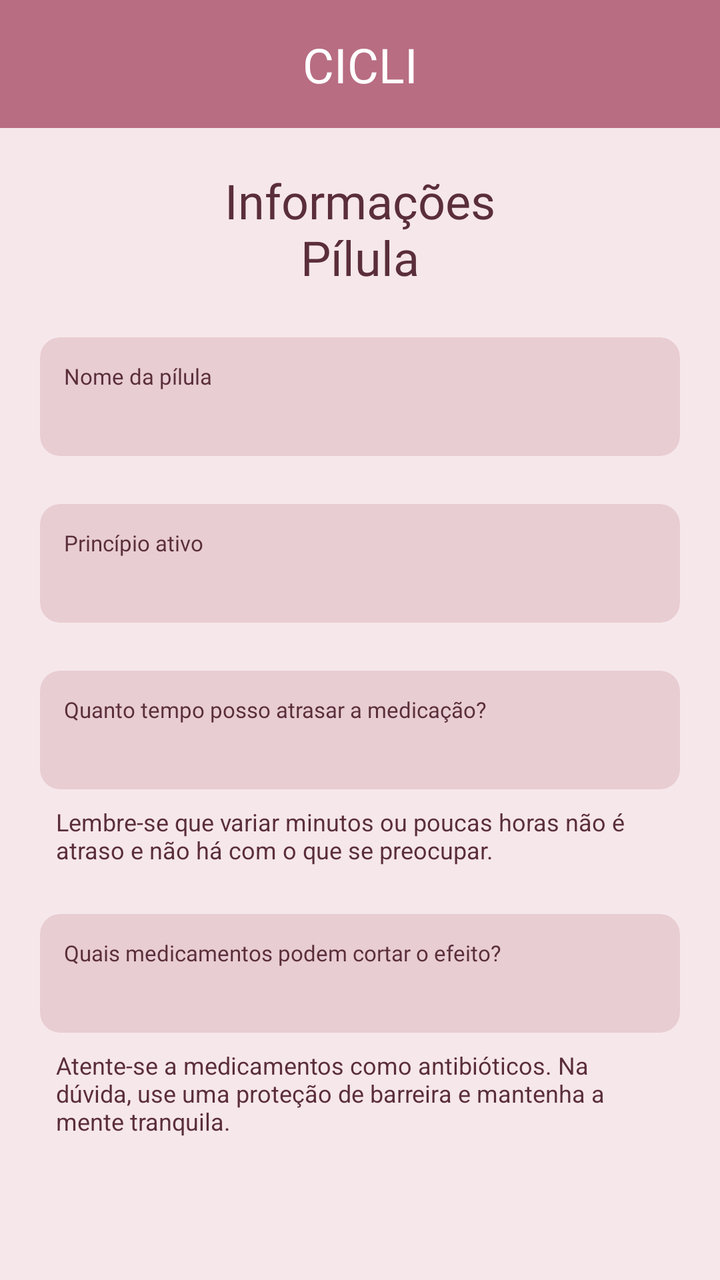
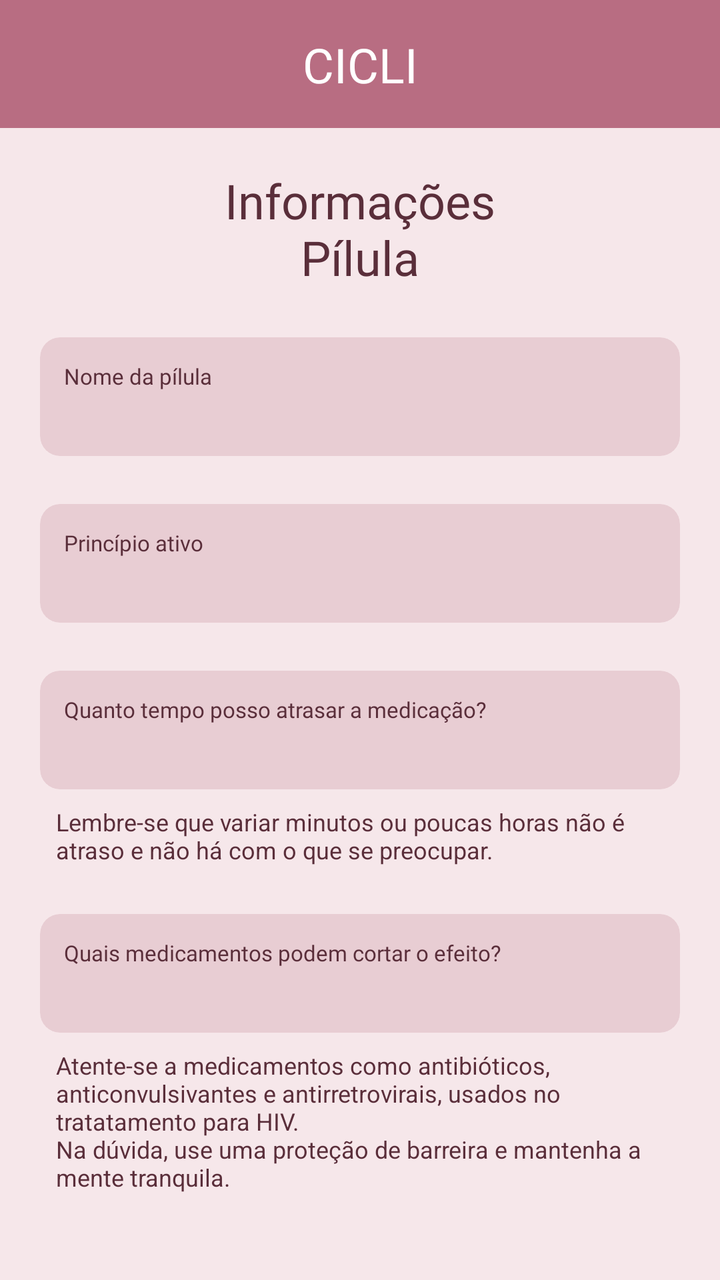

An Android layout rendered at two revisions. The XML below is the earlier revision; the diff shows what the commit changed to produce the second picture.
<!-- AndroidManifest.xml: application theme Theme.AplicativoCicli -->
<!-- res/layout/activity_infos_medicamentos.xml -->
<?xml version="1.0" encoding="utf-8"?>
<androidx.constraintlayout.widget.ConstraintLayout xmlns:android="http://schemas.android.com/apk/res/android"
    xmlns:app="http://schemas.android.com/apk/res-auto"
    android:layout_width="match_parent"
    android:layout_height="match_parent"
    android:background="#F6E7EA"
    android:fitsSystemWindows="true">

    <androidx.appcompat.widget.Toolbar
        android:id="@+id/toolbar"
        android:layout_width="0dp"
        android:layout_height="?attr/actionBarSize"
        android:background="#B86D82"
        android:theme="@style/ThemeOverlay.AppCompat.Dark.ActionBar"
        app:layout_constraintTop_toTopOf="parent"
        app:layout_constraintStart_toStartOf="parent"
        app:layout_constraintEnd_toEndOf="parent" />

    <TextView
        android:layout_width="wrap_content"
        android:layout_height="wrap_content"
        android:fontFamily="@font/silkscreen_bold"
        android:text="CICLI"
        android:textColor="#FFFFFF"
        android:textSize="24sp"
        app:layout_constraintTop_toTopOf="@id/toolbar"
        app:layout_constraintBottom_toBottomOf="@id/toolbar"
        app:layout_constraintStart_toStartOf="@id/toolbar"
        app:layout_constraintEnd_toEndOf="@id/toolbar" />

    <ScrollView
        android:layout_width="0dp"
        android:layout_height="0dp"
        app:layout_constraintTop_toBottomOf="@id/toolbar"
        app:layout_constraintBottom_toBottomOf="parent"
        app:layout_constraintStart_toStartOf="parent"
        app:layout_constraintEnd_toEndOf="parent">

        <LinearLayout
            android:layout_width="match_parent"
            android:layout_height="wrap_content"
            android:orientation="vertical"
            android:padding="20dp">

            <TextView
                android:layout_width="match_parent"
                android:layout_height="wrap_content"
                android:layout_marginBottom="24dp"
                android:fontFamily="@font/silkscreen_bold"
                android:gravity="center"
                android:text="Informações\nPílula"
                android:textColor="#5A2E3A"
                android:textSize="24sp" />

            
            <com.google.android.material.card.MaterialCardView
                android:layout_width="match_parent"
                android:layout_height="wrap_content"
                app:cardBackgroundColor="#E8CDD3"
                app:cardCornerRadius="10dp"
                app:cardElevation="0dp"
                app:strokeWidth="0dp">

                <LinearLayout
                    android:layout_width="match_parent"
                    android:layout_height="wrap_content"
                    android:orientation="vertical"
                    android:padding="12dp">

                    <TextView
                        android:layout_width="wrap_content"
                        android:layout_height="wrap_content"
                        android:fontFamily="@font/silkscreen_bold"
                        android:text="Nome da pílula"
                        android:textColor="#5A2E3A"
                        android:textSize="11sp" />

                    <TextView
                        android:id="@+id/txt_nome"
                        android:layout_width="wrap_content"
                        android:layout_height="wrap_content"
                        android:layout_marginTop="6dp"
                        android:fontFamily="@font/silkscreen_regular"
                        android:textColor="#5A2E3A"
                        android:textSize="11sp" />
                </LinearLayout>
            </com.google.android.material.card.MaterialCardView>

            
            <com.google.android.material.card.MaterialCardView
                android:layout_width="match_parent"
                android:layout_height="wrap_content"
                android:layout_marginTop="24dp"
                app:cardBackgroundColor="#E8CDD3"
                app:cardCornerRadius="10dp"
                app:cardElevation="0dp"
                app:strokeWidth="0dp">

                <LinearLayout
                    android:layout_width="match_parent"
                    android:layout_height="wrap_content"
                    android:orientation="vertical"
                    android:padding="12dp">

                    <TextView
                        android:layout_width="wrap_content"
                        android:layout_height="wrap_content"
                        android:fontFamily="@font/silkscreen_bold"
                        android:text="Princípio ativo"
                        android:textColor="#5A2E3A"
                        android:textSize="11sp" />

                    <TextView
                        android:id="@+id/txt_principio"
                        android:layout_width="wrap_content"
                        android:layout_height="wrap_content"
                        android:layout_marginTop="6dp"
                        android:fontFamily="@font/silkscreen_regular"
                        android:textColor="#5A2E3A"
                        android:textSize="11sp" />
                </LinearLayout>
            </com.google.android.material.card.MaterialCardView>

            
            <com.google.android.material.card.MaterialCardView
                android:layout_width="match_parent"
                android:layout_height="wrap_content"
                android:layout_marginTop="24dp"
                app:cardBackgroundColor="#E8CDD3"
                app:cardCornerRadius="10dp"
                app:cardElevation="0dp"
                app:strokeWidth="0dp">

                <LinearLayout
                    android:layout_width="match_parent"
                    android:layout_height="wrap_content"
                    android:orientation="vertical"
                    android:padding="12dp">

                    <TextView
                        android:layout_width="wrap_content"
                        android:layout_height="wrap_content"
                        android:fontFamily="@font/silkscreen_bold"
                        android:text="Quanto tempo posso atrasar a medicação?"
                        android:textColor="#5A2E3A"
                        android:textSize="11sp" />

                    <TextView
                        android:id="@+id/txt_atraso"
                        android:layout_width="wrap_content"
                        android:layout_height="wrap_content"
                        android:layout_marginTop="6dp"
                        android:fontFamily="@font/silkscreen_regular"
                        android:textColor="#5A2E3A"
                        android:textSize="11sp" />
                </LinearLayout>
            </com.google.android.material.card.MaterialCardView>

            <TextView
                android:layout_width="match_parent"
                android:layout_height="wrap_content"
                android:layout_marginTop="8dp"
                android:paddingHorizontal="8dp"
                android:fontFamily="sans-serif"
                android:text="Lembre-se que variar minutos ou poucas horas não é atraso e não há com o que se preocupar."
                android:textColor="#5A2E3A"
                android:textSize="12sp" />

            
            <com.google.android.material.card.MaterialCardView
                android:layout_width="match_parent"
                android:layout_height="wrap_content"
                android:layout_marginTop="24dp"
                app:cardBackgroundColor="#E8CDD3"
                app:cardCornerRadius="10dp"
                app:cardElevation="0dp"
                app:strokeWidth="0dp">

                <LinearLayout
                    android:layout_width="match_parent"
                    android:layout_height="wrap_content"
                    android:orientation="vertical"
                    android:padding="12dp">

                    <TextView
                        android:layout_width="wrap_content"
                        android:layout_height="wrap_content"
                        android:fontFamily="@font/silkscreen_bold"
                        android:text="Quais medicamentos podem cortar o efeito?"
                        android:textColor="#5A2E3A"
                        android:textSize="11sp" />

                    <TextView
                        android:id="@+id/txt_evitar"
                        android:layout_width="wrap_content"
                        android:layout_height="wrap_content"
                        android:layout_marginTop="6dp"
                        android:fontFamily="@font/silkscreen_regular"
                        android:textColor="#5A2E3A"
                        android:textSize="11sp" />
                </LinearLayout>
            </com.google.android.material.card.MaterialCardView>

            <TextView
                android:layout_width="match_parent"
                android:layout_height="wrap_content"
                android:layout_marginTop="8dp"
                android:paddingHorizontal="8dp"
                android:fontFamily="sans-serif"
                android:text="Atente-se a medicamentos como antibióticos. Na dúvida, use uma proteção de barreira e mantenha a mente tranquila."
                android:textColor="#5A2E3A"
                android:textSize="12sp" />
        </LinearLayout>
    </ScrollView>
</androidx.constraintlayout.widget.ConstraintLayout>
<!-- resources referenced by this layout -->
<resources>
  <style name="Theme.AplicativoCicli" parent="Base.Theme.AplicativoCicli" />
  <style name="Base.Theme.AplicativoCicli" parent="Theme.Material3.DayNight.NoActionBar">
      </style>
</resources>

<!-- the commit's change to res/layout/activity_infos_medicamentos.xml (unified diff, before → after) -->
@@ -207,7 +207,8 @@
                 android:layout_marginTop="8dp"
                 android:paddingHorizontal="8dp"
                 android:fontFamily="sans-serif"
-                android:text="Atente-se a medicamentos como antibióticos. Na dúvida, use uma proteção de barreira e mantenha a mente tranquila."
+                android:text="Atente-se a medicamentos como antibióticos, anticonvulsivantes e antirretrovirais, usados no tratatamento para HIV.
+                \nNa dúvida, use uma proteção de barreira e mantenha a mente tranquila."
                 android:textColor="#5A2E3A"
                 android:textSize="12sp" />
         </LinearLayout>
